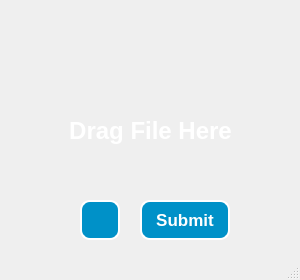
Qt form forms/mainwindow.ui (HyungJoonLEE/Lazyshark) before a commit.
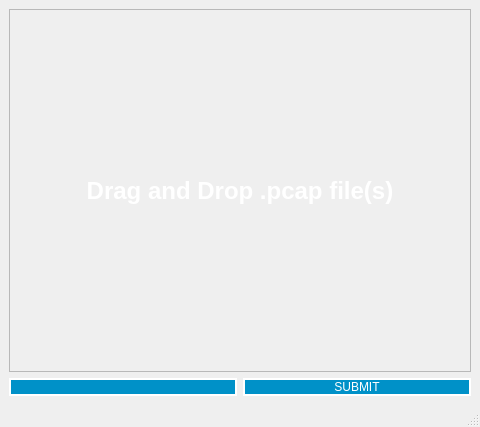
The same form after that commit. Icons and pictures are not drawn.

What changed in the file:
```diff
--- a/forms/mainwindow.ui
+++ b/forms/mainwindow.ui
@@ -6,8 +6,8 @@
    <rect>
     <x>0</x>
     <y>0</y>
-    <width>300</width>
-    <height>280</height>
+    <width>480</width>
+    <height>427</height>
    </rect>
   </property>
   <property name="sizePolicy">
@@ -24,8 +24,8 @@
   </property>
   <property name="maximumSize">
    <size>
-    <width>300</width>
-    <height>280</height>
+    <width>16777215</width>
+    <height>16777215</height>
    </size>
   </property>
   <property name="baseSize">
@@ -53,140 +53,42 @@
      <height>200</height>
     </size>
    </property>
-   <widget class="QPushButton" name="submitBtn">
-    <property name="geometry">
-     <rect>
-      <x>140</x>
-      <y>200</y>
-      <width>90</width>
-      <height>40</height>
-     </rect>
-    </property>
-    <property name="sizePolicy">
-     <sizepolicy hsizetype="Minimum" vsizetype="Fixed">
-      <horstretch>0</horstretch>
-      <verstretch>0</verstretch>
-     </sizepolicy>
-    </property>
-    <property name="minimumSize">
-     <size>
-      <width>90</width>
-      <height>40</height>
-     </size>
-    </property>
-    <property name="maximumSize">
-     <size>
-      <width>90</width>
-      <height>40</height>
-     </size>
-    </property>
-    <property name="font">
-     <font>
-      <pointsize>13</pointsize>
-      <bold>true</bold>
-     </font>
-    </property>
-    <property name="styleSheet">
-     <string notr="true">QPushButton {
-	border-radius: 10px;
-	border: 2px solid white;
-	background: rgb(0, 145, 200);
-	color: white;
-}
-
-QPushbButton:hover:!pressed {
-	background: rgba(0, 145, 200, 220)
-}
-
-QPushButton:pressed {
-	background: rgba(0, 130, 220, 200);
-}
-
+   <layout class="QGridLayout" name="gridLayout">
+    <item row="0" column="0" colspan="2">
+     <widget class="QFrame" name="frame">
+      <property name="styleSheet">
+       <string notr="true">border-image: url(:/res/main.png)  0 0 0 0 stretch stretch;</string>
+      </property>
+      <property name="frameShape">
+       <enum>QFrame::StyledPanel</enum>
+      </property>
+      <property name="frameShadow">
+       <enum>QFrame::Raised</enum>
+      </property>
+      <layout class="QVBoxLayout" name="verticalLayout">
+       <item>
+        <widget class="QLabel" name="label">
+         <property name="styleSheet">
+          <string notr="true">color: white;
+font: 18pt;
+font: bold;
 </string>
-    </property>
-    <property name="text">
-     <string>Submit</string>
-    </property>
-   </widget>
-   <widget class="QLabel" name="mainPic">
-    <property name="geometry">
-     <rect>
-      <x>0</x>
-      <y>0</y>
-      <width>301</width>
-      <height>261</height>
-     </rect>
-    </property>
-    <property name="baseSize">
-     <size>
-      <width>300</width>
-      <height>275</height>
-     </size>
-    </property>
-    <property name="font">
-     <font>
-      <family>Arial</family>
-      <pointsize>18</pointsize>
-      <bold>true</bold>
-     </font>
-    </property>
-    <property name="layoutDirection">
-     <enum>Qt::LeftToRight</enum>
-    </property>
-    <property name="styleSheet">
-     <string notr="true">QLabel {
-	color: white;
-	border-image: url(:/res/main.png)  0 0 0 0 stretch stretch;
-}</string>
-    </property>
-    <property name="text">
-     <string>Drag File Here</string>
-    </property>
-    <property name="alignment">
-     <set>Qt::AlignCenter</set>
-    </property>
-   </widget>
-   <widget class="QPushButton" name="scanBtn">
-    <property name="geometry">
-     <rect>
-      <x>80</x>
-      <y>200</y>
-      <width>40</width>
-      <height>40</height>
-     </rect>
-    </property>
-    <property name="sizePolicy">
-     <sizepolicy hsizetype="Minimum" vsizetype="Fixed">
-      <horstretch>0</horstretch>
-      <verstretch>0</verstretch>
-     </sizepolicy>
-    </property>
-    <property name="minimumSize">
-     <size>
-      <width>40</width>
-      <height>40</height>
-     </size>
-    </property>
-    <property name="maximumSize">
-     <size>
-      <width>40</width>
-      <height>40</height>
-     </size>
-    </property>
-    <property name="baseSize">
-     <size>
-      <width>40</width>
-      <height>40</height>
-     </size>
-    </property>
-    <property name="font">
-     <font>
-      <pointsize>19</pointsize>
-      <bold>true</bold>
-     </font>
-    </property>
-    <property name="styleSheet">
-     <string notr="true">QPushButton {
+         </property>
+         <property name="text">
+          <string>Drag and Drop .pcap file(s)</string>
+         </property>
+         <property name="alignment">
+          <set>Qt::AlignCenter</set>
+         </property>
+        </widget>
+       </item>
+      </layout>
+     </widget>
+    </item>
+    <item row="1" column="0">
+     <widget class="QPushButton" name="RunBtn">
+      <property name="styleSheet">
+       <string notr="true">QPushButton {
 	border-radius: 10px;
 	background: rgb(0, 145, 200);
 	border: 2px solid white;	
@@ -202,14 +104,36 @@
 	background: rgba(0, 130, 220, 200);
 }
 </string>
-    </property>
-    <property name="text">
-     <string/>
-    </property>
-   </widget>
-   <zorder>mainPic</zorder>
-   <zorder>submitBtn</zorder>
-   <zorder>scanBtn</zorder>
+      </property>
+      <property name="text">
+       <string/>
+      </property>
+     </widget>
+    </item>
+    <item row="1" column="1">
+     <widget class="QPushButton" name="SubmitBtn">
+      <property name="styleSheet">
+       <string notr="true">QPushButton {
+	border-radius: 10px;
+	border: 2px solid white;
+	background: rgb(0, 145, 200);
+	color: white;
+}
+
+QPushbButton:hover:!pressed {
+	background: rgba(0, 145, 200, 220)
+}
+
+QPushButton:pressed {
+	background: rgba(0, 130, 220, 200);
+}</string>
+      </property>
+      <property name="text">
+       <string>SUBMIT</string>
+      </property>
+     </widget>
+    </item>
+   </layout>
   </widget>
   <widget class="QMenuBar" name="menubar">
    <property name="geometry">
```
Left out of the diff: 2 changed lines with no effect on the pictures.
